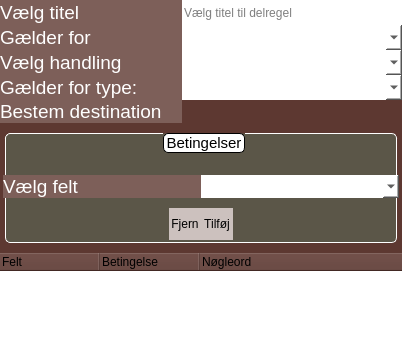
Old version of the form abstractRuleDialog.ui in the repository Cannabis2013/FileMover; both pictures show x 0 to 402 and y 0 to 346 of the 402 by 500 pixel window.
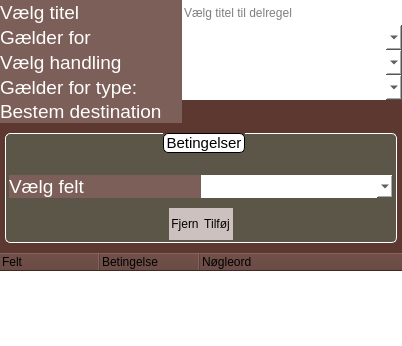
New version of the form. Icons and pictures are not drawn. Custom widgets are drawn as their Qt base class.

Diff of the .ui file:
```diff
--- a/abstractRuleDialog.ui
+++ b/abstractRuleDialog.ui
@@ -642,11 +642,11 @@
          <property name="bottomMargin">
           <number>0</number>
          </property>
-         <item>
+         <item alignment="Qt::AlignHCenter">
           <widget class="QFrame" name="conditionalFrame">
            <property name="minimumSize">
             <size>
-             <width>0</width>
+             <width>384</width>
              <height>0</height>
             </size>
            </property>
@@ -727,7 +727,7 @@
               </property>
               <property name="minimumSize">
                <size>
-                <width>128</width>
+                <width>0</width>
                 <height>0</height>
                </size>
               </property>
```
Left out of the diff: 4 changed lines with no effect on the pictures.
